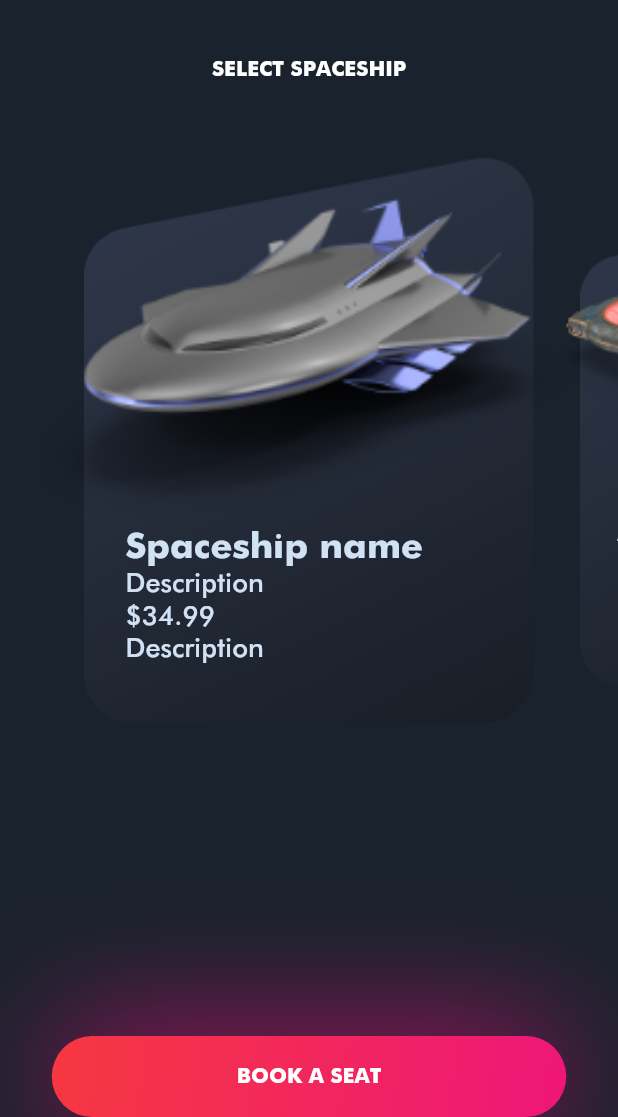
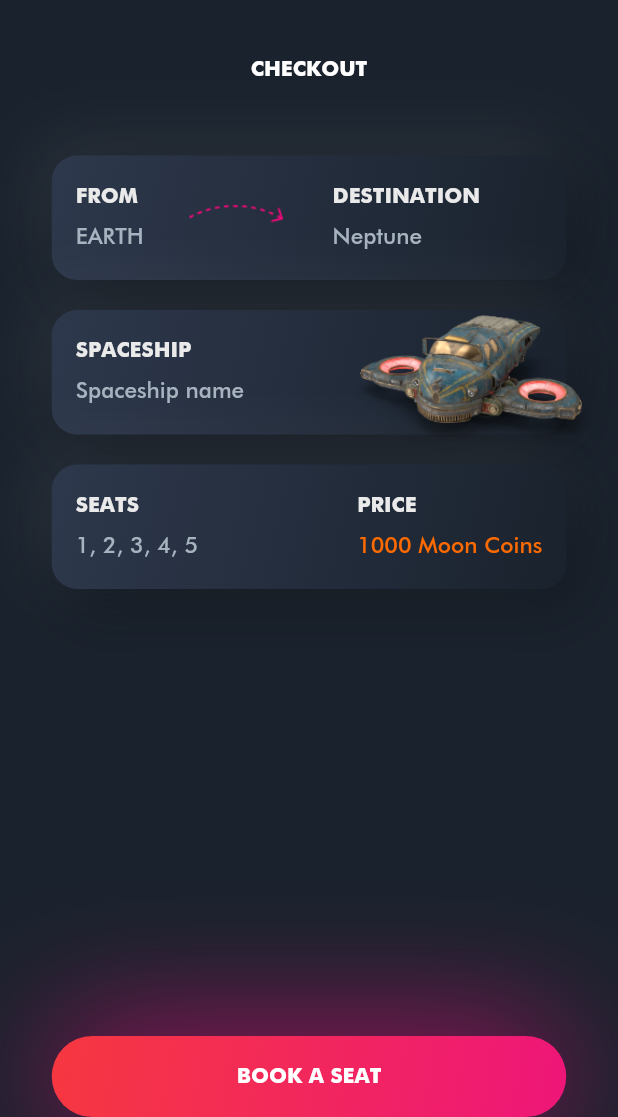
Before and after one commit to Antriadus/HackatonApp2020, a Flutter app: the SelectSpaceship screen opened directly, after a tap on "BOOK A SEAT", on a phone screen of 412 x 824 dp, the part 119-1236 px from its top. Run offline on Flutter 3.47's test engine with Material 2 defaults, Android fonts, the phone set to English and light mode, and no system bars; drawn by our look-alikes of carousel_slider; our stand-ins replace bloc, equatable, rxdart; missing offline and left inert: shared_preferences_web.

Commit message:
checkout page

```diff
--- /dev/null
+++ b/lib/pages/checkout.dart
@@ -0,0 +1,251 @@
+import 'package:flutter/material.dart';
+
+import '../widgets/app_back_button.dart';
+import '../widgets/app_button.dart';
+
+class Checkout extends StatefulWidget {
+  Checkout({Key key}) : super(key: key);
+
+  @override
+  _CheckOutState createState() => _CheckOutState();
+}
+
+class _CheckOutState extends State<Checkout> {
+  @override
+  Widget build(BuildContext context) {
+    return Scaffold(
+      body: SafeArea(
+        child: Column(
+          mainAxisAlignment: MainAxisAlignment.spaceBetween,
+          children: <Widget>[
+            Column(
+              children: <Widget>[
+                _buildAppBar(),
+                _buildHeader(),
+                _buildCheckoutTile(
+                  child: Container(
+                    margin:
+                        EdgeInsets.symmetric(horizontal: 16.0, vertical: 10),
+                    child: Row(
+                      children: <Widget>[
+                        Column(
+                          crossAxisAlignment: CrossAxisAlignment.start,
+                          mainAxisAlignment: MainAxisAlignment.spaceEvenly,
+                          children: <Widget>[
+                            Text(
+                              'FROM',
+                              style: TextStyle(
+                                  fontSize: 14.0,
+                                  fontFamily: 'Futura',
+                                  fontWeight: FontWeight.w700,
+                                  color: const Color(0XFFEAEAEA)),
+                            ),
+                            Text(
+                              'EARTH',
+                              style: TextStyle(
+                                  fontSize: 15.0,
+                                  fontFamily: 'Futura',
+                                  fontWeight: FontWeight.w500,
+                                  color: const Color(0XFFA7B3BF)),
+                            )
+                          ],
+                        ),
+                        Container(
+                          margin: EdgeInsets.symmetric(horizontal: 30.0),
+                          child: Image.asset('assets/curved_arrow.png'),
+                        ),
+                        Column(
+                          crossAxisAlignment: CrossAxisAlignment.start,
+                          mainAxisAlignment: MainAxisAlignment.spaceEvenly,
+                          children: <Widget>[
+                            Text(
+                              'DESTINATION',
+                              style: TextStyle(
+                                  fontSize: 14.0,
+                                  fontFamily: 'Futura',
+                                  fontWeight: FontWeight.w700,
+                                  color: const Color(0XFFEAEAEA)),
+                            ),
+                            Text(
+                              'Neptune',
+                              style: TextStyle(
+                                  fontSize: 15.0,
+                                  fontFamily: 'Futura',
+                                  fontWeight: FontWeight.w500,
+                                  color: const Color(0XFFA7B3BF)),
+                            )
+                          ],
+                        ),
+                      ],
+                    ),
+                  ),
+                ),
+                _buildCheckoutTile(
+                    child: Container(
+                  margin: EdgeInsets.symmetric(horizontal: 16.0, vertical: 10),
+                  child: Row(
+                    mainAxisAlignment: MainAxisAlignment.spaceBetween,
+                    children: <Widget>[
+                      Column(
+                        crossAxisAlignment: CrossAxisAlignment.start,
+                        mainAxisAlignment: MainAxisAlignment.spaceEvenly,
+                        children: <Widget>[
+                          Text(
+                            'SPACESHIP',
+                            style: TextStyle(
+                                fontSize: 14.0,
+                                fontFamily: 'Futura',
+                                fontWeight: FontWeight.w700,
+                                color: const Color(0XFFEAEAEA)),
+                          ),
+                          Text(
+                            'Spaceship name',
+                            style: TextStyle(
+                                fontSize: 15.0,
+                                fontFamily: 'Futura',
+                                fontWeight: FontWeight.w500,
+                                color: const Color(0XFFA7B3BF)),
+                          )
+                        ],
+                      ),
+                      Padding(
+                        padding: EdgeInsets.only(right: 16.0),
+                        child: Transform.scale(
+                          scale: 2.6,
+                          child: Image.asset('assets/spaceships/1.png'),
+                        ),
+                      ),
+                    ],
+                  ),
+                )),
+                _buildCheckoutTile(
+                  child: Container(
+                    margin:
+                        EdgeInsets.symmetric(horizontal: 16.0, vertical: 10),
+                    child: Row(
+                      mainAxisAlignment: MainAxisAlignment.spaceBetween,
+                      children: <Widget>[
+                        Column(
+                          crossAxisAlignment: CrossAxisAlignment.start,
+                          mainAxisAlignment: MainAxisAlignment.spaceEvenly,
+                          children: <Widget>[
+                            Text(
+                              'SEATS',
+                              style: TextStyle(
+                                  fontSize: 14.0,
+                                  fontFamily: 'Futura',
+                                  fontWeight: FontWeight.w700,
+                                  color: const Color(0XFFEAEAEA)),
+                            ),
+                            Text(
+                              '1, 2, 3, 4, 5',
+                              style: TextStyle(
+                                  fontSize: 15.0,
+                                  fontFamily: 'Futura',
+                                  fontWeight: FontWeight.w500,
+                                  color: const Color(0XFFA7B3BF)),
+                            )
+                          ],
+                        ),
+                        Container(
+                          width: 20.0,
+                        ),
+                        Column(
+                          crossAxisAlignment: CrossAxisAlignment.start,
+                          mainAxisAlignment: MainAxisAlignment.spaceEvenly,
+                          children: <Widget>[
+                            Text(
+                              'PRICE',
+                              style: TextStyle(
+                                  fontSize: 14.0,
+                                  fontFamily: 'Futura',
+                                  fontWeight: FontWeight.w700,
+                                  color: const Color(0XFFEAEAEA)),
+                            ),
+                            Text(
+                              '1000 Moon Coins',
+                              style: TextStyle(
+                                  fontSize: 15.0,
+                                  fontFamily: 'Futura',
+                                  fontWeight: FontWeight.w500,
+                                  color: const Color(0XFFFF6A00)),
+                            )
+                          ],
+                        ),
+                      ],
+                    ),
+                  ),
+                ),
+              ],
+            ),
+            AppButton(
+              'BOOK A SEAT',
+              onTap: () {},
+            )
+          ],
+        ),
+      ),
+    );
+  }
+
+  Widget _buildAppBar() {
+    return Container(
+      child: Row(
+        mainAxisAlignment: MainAxisAlignment.spaceBetween,
+        children: <Widget>[
+          AppBackButton(
+            onPressed: () => Navigator.of(context).pop(),
+          ),
+          Image.asset('assets/logo.png'),
+          const SizedBox(width: 66.0)
+        ],
+      ),
+    );
+  }
+
+  Widget _buildHeader() {
+    return Container(
+      padding: EdgeInsets.symmetric(vertical: 40.0),
+      child: Text(
+        "CHECKOUT",
+        style: const TextStyle(
+          fontFamily: 'Futura',
+          fontWeight: FontWeight.w700,
+          fontSize: 14.0,
+        ),
+      ),
+    );
+  }
+
+  Widget _buildCheckoutTile({@required Widget child}) {
+    return Container(
+      margin: EdgeInsets.symmetric(vertical: 10.0),
+      width: 343,
+      height: 83,
+      decoration: BoxDecoration(
+        boxShadow: [
+          BoxShadow(
+            color: Colors.white.withOpacity(0.08),
+            offset: Offset(-8, -10),
+            blurRadius: 35,
+          ),
+          BoxShadow(
+            color: Colors.black.withOpacity(0.32),
+            offset: Offset(10, 10),
+            blurRadius: 35,
+          ),
+        ],
+        borderRadius: BorderRadius.all(Radius.circular(17)),
+        gradient: LinearGradient(
+          begin: Alignment.topLeft,
+          end: Alignment.bottomRight,
+          colors: [
+            const Color(0XFF2D384C),
+            const Color(0XFF1A222D),
+          ],
+        ),
+      ),
+      child: child,
+    );
+  }
+}
--- a/lib/pages/home.dart
+++ b/lib/pages/home.dart
@@ -26,7 +26,8 @@ class _HomePageState extends State<HomePage> {
   Widget build(BuildContext context) {
     return Scaffold(
       appBar: AppBar(
-        backgroundColor: Colors.black,
+        backgroundColor: Colors.transparent,
+        elevation: 0.0,
         actions: [
           MaterialButton(
             child: Text("GO TO SPACESHIPS"),
@@ -38,7 +39,6 @@ class _HomePageState extends State<HomePage> {
           )
         ],
       ),
-      backgroundColor: Colors.black,
       floatingActionButtonLocation: FloatingActionButtonLocation.centerFloat,
       floatingActionButton: Container(
         height: 54,
@@ -49,8 +49,7 @@ class _HomePageState extends State<HomePage> {
           },
         ),
       ),
-      body: SafeArea(
-        child: Stack(
+      body: Stack(
         children: [
           Align(
             alignment: Alignment.topCenter,
@@ -67,7 +66,6 @@ class _HomePageState extends State<HomePage> {
           AnimatedEarthWidget(arePlanetsShownSubject: arePlanetsShownSubject),
         ],
       ),
-      ),
     );
   }
 }
--- a/lib/pages/select_spaceship.dart
+++ b/lib/pages/select_spaceship.dart
@@ -6,6 +6,7 @@ import '../services/spaceship/in_memory_impl.dart';
 import '../services/spaceship/interface.dart';
 import '../widgets/app_back_button.dart';
 import '../widgets/app_button.dart';
+import 'checkout.dart';
 
 class SelectSpaceship extends StatefulWidget {
   SelectSpaceship({Key key}) : super(key: key);
@@ -51,7 +52,11 @@ class _SelectSpaceshipState extends State<SelectSpaceship>
           ),
           AppButton(
             'BOOK A SEAT',
-            onTap: () {},
+            onTap: () => Navigator.of(context).push(
+              MaterialPageRoute(
+                builder: (context) => Checkout(),
+              ),
+            ),
           )
         ],
       )),
--- a/lib/widgets/animated_earth.dart
+++ b/lib/widgets/animated_earth.dart
@@ -23,7 +23,7 @@ class AnimatedEarthWidget extends StatelessWidget {
                     curve: Curves.fastOutSlowIn,
                     duration: Duration(seconds: 2),
                     child: Image.asset(
-                      "assets/earth.jpg",
+                      "assets/earth.png",
                       fit: BoxFit.fitHeight,
                       height: 600,
                       width: MediaQuery.of(context).size.width,
```
Also changed, not shown: assets/curved_arrow.png (added), assets/earth.png (added), 3 other files. Lines whose indentation alone changed are shown as unchanged.
